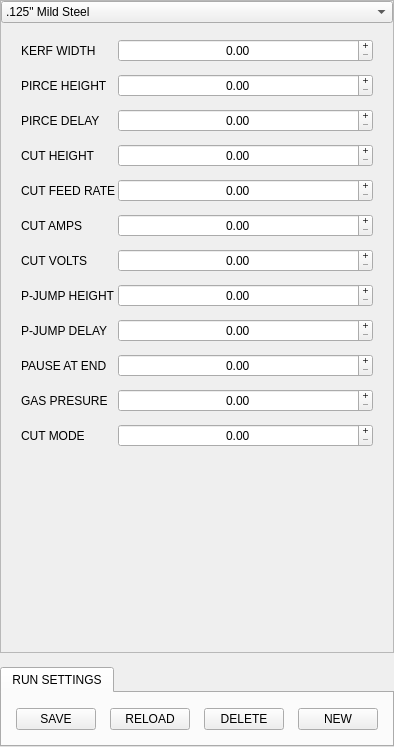
This is monokrom/plasma/widgets/plasmac_run_settings/plasmac_run_settings.ui in KurtJacobson/monokrom-vcp as Qt 5 draws it before an edit. The edited form follows.
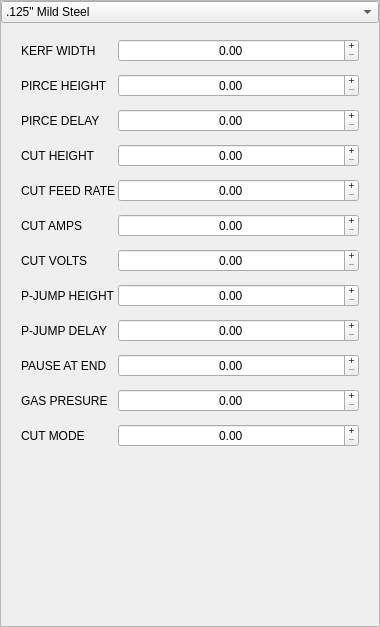
This is the edited form. Custom widgets are drawn as their Qt base class.

Commit message: plasma - add materials settings overlay editor

Patch:
```diff
--- a/monokrom/plasma/widgets/plasmac_run_settings/plasmac_run_settings.ui
+++ b/monokrom/plasma/widgets/plasmac_run_settings/plasmac_run_settings.ui
@@ -6,8 +6,8 @@
    <rect>
     <x>0</x>
     <y>0</y>
-    <width>369</width>
-    <height>747</height>
+    <width>380</width>
+    <height>627</height>
    </rect>
   </property>
   <property name="windowTitle">
@@ -15,7 +15,7 @@
   </property>
   <layout class="QVBoxLayout" name="verticalLayout">
    <property name="spacing">
-    <number>14</number>
+    <number>0</number>
    </property>
    <property name="leftMargin">
     <number>0</number>
@@ -315,69 +315,6 @@
      </layout>
     </widget>
    </item>
-   <item>
-    <widget class="QTabWidget" name="tabWidget_10">
-     <property name="sizePolicy">
-      <sizepolicy hsizetype="Minimum" vsizetype="Minimum">
-       <horstretch>0</horstretch>
-       <verstretch>0</verstretch>
-      </sizepolicy>
-     </property>
-     <property name="currentIndex">
-      <number>0</number>
-     </property>
-     <widget class="QWidget" name="tab_18">
-      <attribute name="title">
-       <string>RUN SETTINGS</string>
-      </attribute>
-      <layout class="QHBoxLayout" name="horizontalLayout_9">
-       <property name="spacing">
-        <number>14</number>
-       </property>
-       <property name="leftMargin">
-        <number>14</number>
-       </property>
-       <property name="topMargin">
-        <number>14</number>
-       </property>
-       <property name="rightMargin">
-        <number>14</number>
-       </property>
-       <property name="bottomMargin">
-        <number>14</number>
-       </property>
-       <item>
-        <widget class="QPushButton" name="pushButton">
-         <property name="text">
-          <string>SAVE</string>
-         </property>
-        </widget>
-       </item>
-       <item>
-        <widget class="QPushButton" name="pushButton_2">
-         <property name="text">
-          <string>RELOAD</string>
-         </property>
-        </widget>
-       </item>
-       <item>
-        <widget class="QPushButton" name="pushButton_3">
-         <property name="text">
-          <string>DELETE</string>
-         </property>
-        </widget>
-       </item>
-       <item>
-        <widget class="QPushButton" name="pushButton_4">
-         <property name="text">
-          <string>NEW</string>
-         </property>
-        </widget>
-       </item>
-      </layout>
-     </widget>
-    </widget>
-   </item>
   </layout>
  </widget>
  <customwidgets>
```
Left out of the diff: 26 changed lines with no effect on the pictures. The commit also changes 3 other files.
